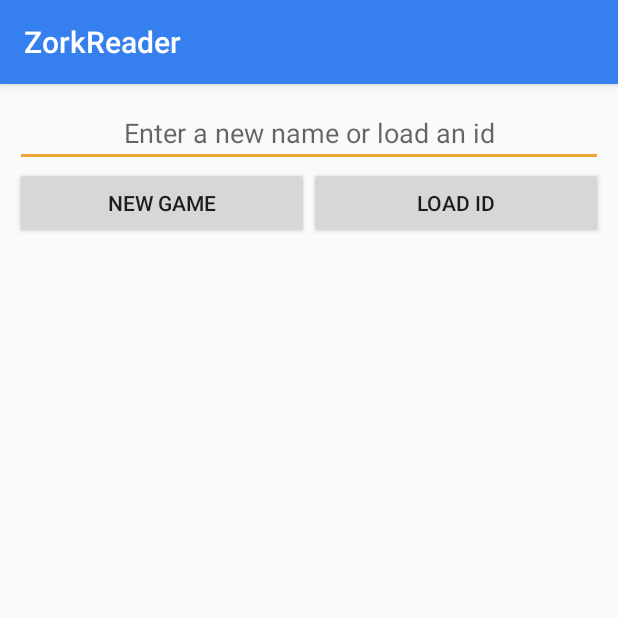
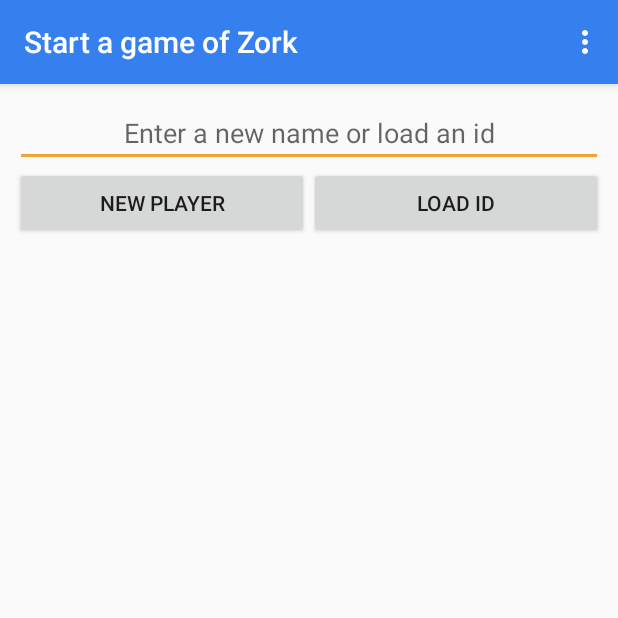
Before and after one commit to jphomick/ZorkReaderAndroid, an Android app: the screen it shows after launch (MainActivity), on a phone screen of 412 x 824 dp, the top half of it. Run offline under Robolectric (Android 15) with nearby library versions, the phone set to English and light mode, and no system bars.

Commit message:
Improved UI

```diff
--- a/app/src/main/AndroidManifest.xml
+++ b/app/src/main/AndroidManifest.xml
@@ -11,9 +11,10 @@
         android:roundIcon="@mipmap/ic_launcher_round"
         android:supportsRtl="true"
         android:theme="@style/AppTheme">
-        <activity android:name=".MainActivity"
+
+        <activity
+            android:name=".MainActivity"
             android:windowSoftInputMode="adjustResize">
-
             <intent-filter>
                 <action android:name="android.intent.action.MAIN" />
 
--- a/app/src/main/java/com/example/zorkreader/MainActivity.java
+++ b/app/src/main/java/com/example/zorkreader/MainActivity.java
@@ -1,9 +1,15 @@
 package com.example.zorkreader;
 
+import androidx.appcompat.app.AlertDialog;
 import androidx.appcompat.app.AppCompatActivity;
 
+import android.content.DialogInterface;
+import android.content.Intent;
 import android.os.Bundle;
 import android.view.KeyEvent;
+import android.view.Menu;
+import android.view.MenuInflater;
+import android.view.MenuItem;
 import android.view.View;
 import android.view.inputmethod.EditorInfo;
 import android.widget.Button;
@@ -18,16 +24,26 @@ import android.widget.TextView;
 import org.w3c.dom.Text;
 
 import java.io.IOException;
+import java.util.ArrayList;
 
 public class MainActivity extends AppCompatActivity {
 
     private long player = -1;
+    private String name = "";
     private boolean wait = false;
+    private View defaultView;
+    private MenuItem quit;
+    private MenuItem help;
+    private static final String[] commands = {"check", "move", "take", "use", "equip", "attack",
+            "open", "status"};
+    private ArrayList<String> used = new ArrayList<>();
 
     @Override
     protected void onCreate(Bundle savedInstanceState) {
         super.onCreate(savedInstanceState);
         setContentView(R.layout.activity_main);
+        setTitle("Start a game of Zork");
+        defaultView = findViewById(R.id.layHolder);
         TextView txtCommand = findViewById(R.id.txtCommand);
         txtCommand.setOnEditorActionListener(new TextView.OnEditorActionListener() {
 
@@ -57,6 +73,15 @@ public class MainActivity extends AppCompatActivity {
         findViewById(R.id.layGame).setVisibility(View.GONE);
     }
 
+    @Override
+    public boolean onCreateOptionsMenu(Menu menu) {
+        MenuInflater inflater = getMenuInflater();
+        inflater.inflate(R.menu.menu, menu);
+        quit = menu.findItem(R.id.itemQuit);
+        help = menu.findItem(R.id.itemHelp);
+        return true;
+    }
+
     public void submit(View view) {
         TextView txtCommand = findViewById(R.id.txtCommand);
         String text = txtCommand.getText().toString().toLowerCase();
@@ -75,6 +100,7 @@ public class MainActivity extends AppCompatActivity {
             return;
         }
         wait = true;
+        name = text;
         Thread t = new Thread(new Start(view, "play " + text));
         t.start();
     }
@@ -108,10 +134,51 @@ public class MainActivity extends AppCompatActivity {
         t.start();
     }
 
+    @Override
+    public boolean onOptionsItemSelected(MenuItem item) {
+        switch (item.getItemId()) {
+            case R.id.itemQuit:
+                TextView txtStart = findViewById(R.id.txtStart);
+                txtStart.setText("");
+                txtStart.setHint("Enter a new name or load an id");
+                recreate();
+                return true;
+
+            case R.id.itemReset:
+                AlertDialog.Builder builder = new AlertDialog.Builder(MainActivity.this);
+                builder.setMessage("Are you sure you want to reset the " +
+                        "entire Zork game, along with all players?");
+                builder.setPositiveButton("Yes", new DialogInterface.OnClickListener() {
+                    public void onClick(DialogInterface dialog, int id) {
+                        wait = true;
+                        Thread t = new Thread(new Command(defaultView, "reset"));
+                        t.start();
+                    }
+                });
+                builder.setNegativeButton("No", new DialogInterface.OnClickListener() {
+                    public void onClick(DialogInterface dialog, int id) {
+                    }
+                });
+
+                builder.create().show();
+                return true;
+
+            case R.id.itemHelp:
+                wait = true;
+                Thread t = new Thread(new Command(defaultView, "help"));
+                t.start();
+                return true;
+
+            default:
+                return super.onOptionsItemSelected(item);
+
+        }
+    }
+
     private String processCommand(String command) {
         String result = "Unknown Command";
         try {
-            if (player < 0) {
+            if (player < 0 && !command.equals("reset")) {
                 return "No current player!";
             } else {
                 if (!(command.startsWith("check") || command.startsWith("reset")
@@ -126,6 +193,8 @@ public class MainActivity extends AppCompatActivity {
                 result = ReadHelper.readTextFromUrl("https://quiet-tundra-15027.herokuapp.com/" + command.trim());
                 if (command.equals("reset")) {
                     player = -1;
+                    name = "";
+                    return "Reset Completed";
                 }
             }
         } catch (IOException e) {
@@ -147,6 +216,7 @@ public class MainActivity extends AppCompatActivity {
                     result = ReadHelper.readTextFromUrl("https://quiet-tundra-15027.herokuapp.com/" + command.trim());
                     if (command.startsWith("load")) {
                         player = Long.parseLong(command.substring(5));
+                        name = result.substring(14, result.length() - 1);
                     }
                 }
             }
@@ -202,6 +272,13 @@ public class MainActivity extends AppCompatActivity {
 
         @Override
         public void run() {
+            if (result.startsWith("Reset Completed")) {
+                TextView txtStart = findViewById(R.id.txtStart);
+                txtStart.setText("");
+                txtStart.setHint("Enter a new name or load an id");
+                recreate();
+                return;
+            }
             TextView txtCommand = findViewById(R.id.txtCommand);
             LinearLayout layout = findViewById(R.id.layHistory);
             txtCommand.setText("");
@@ -244,8 +321,11 @@ public class MainActivity extends AppCompatActivity {
                 txtStart.setText("");
                 txtStart.setHint("Please enter a valid id");
             } else {
+                setTitle(name + " - " + player);
                 findViewById(R.id.layGame).setVisibility(View.VISIBLE);
                 findViewById(R.id.layLogin).setVisibility(View.GONE);
+                quit.setVisible(true);
+                help.setVisible(true);
                 txtCommand.setText("");
                 TextView txtNew = new TextView(view.getContext());
                 txtNew.setId(layout.getChildCount());
--- a/app/src/main/res/layout/activity_main.xml
+++ b/app/src/main/res/layout/activity_main.xml
@@ -40,7 +40,7 @@
                     android:layout_height="wrap_content"
                     android:layout_weight="1"
                     android:onClick="startNew"
-                    android:text="New Game" />
+                    android:text="New Player" />
 
                 <Button
                     android:id="@+id/btnLoad"
@@ -60,20 +60,12 @@
             android:layout_weight="1"
             android:orientation="vertical">
 
-            <TextView
-                android:layout_width="wrap_content"
-                android:layout_height="wrap_content"
-                android:layout_gravity="center"
-                android:text="Welcome to Zork!"
-                android:textColor="@color/colorGrey" />
-
             <ScrollView
                 android:id="@+id/scrHistory"
                 android:layout_width="match_parent"
                 android:layout_height="match_parent"
                 android:layout_gravity="top|center_vertical"
-                android:layout_weight="1"
-                android:paddingBottom="10dp">
+                android:layout_weight="1">
 
                 <LinearLayout
                     android:id="@+id/layHistory"
@@ -82,13 +74,14 @@
                     android:layout_gravity="top"
                     android:layout_marginTop="10px"
                     android:layout_marginBottom="10px"
-                    android:orientation="vertical">
+                    android:orientation="vertical"
+                    android:padding="10dp">
 
                     <TextView
                         android:id="@+id/txtHistory"
                         android:layout_width="match_parent"
                         android:layout_height="wrap_content"
-                        android:text="This is the start of your Zork history"
+                        android:text="This is the start of your Zork history\n---"
                         android:textAlignment="center"
                         android:textColor="@color/colorBlack" />
 
--- /dev/null
+++ b/app/src/main/res/menu/menu.xml
@@ -0,0 +1,21 @@
+<?xml version="1.0" encoding="utf-8"?>
+<menu xmlns:app="http://schemas.android.com/apk/res-auto"
+    xmlns:android="http://schemas.android.com/apk/res/android">
+
+    <item
+        android:id="@+id/itemHelp"
+        android:title="Help"
+        android:visible="false"
+        app:showAsAction="never" />
+    <item
+        android:id="@+id/itemQuit"
+        android:icon="@android:drawable/ic_menu_close_clear_cancel"
+        android:title="Quit"
+        android:visible="false"
+        app:showAsAction="never" />
+    <item
+        android:id="@+id/itemReset"
+        android:icon="@android:drawable/ic_menu_delete"
+        android:title="Reset Zork"
+        app:showAsAction="never" />
+</menu>
```
